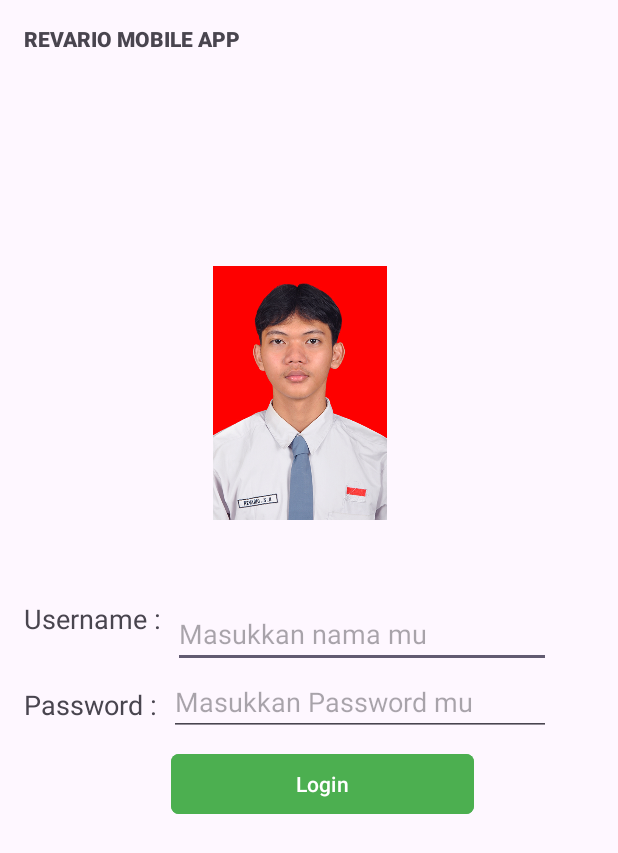
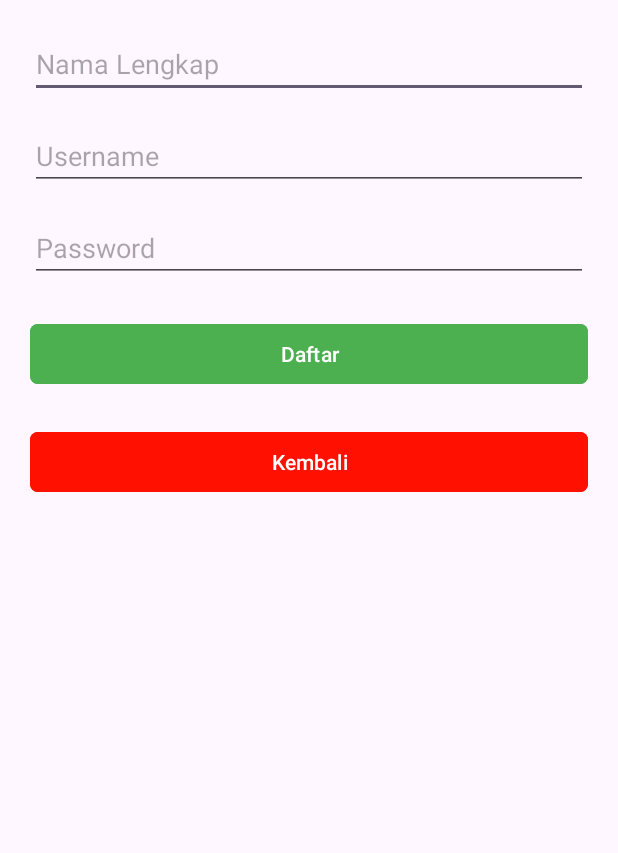
Before and after one commit to Revari027/RevarioApp, an Android app: the screen it shows after launch (LoginActivity before the commit, RegisterActivity after it), on a phone screen of 412 x 824 dp. Shown: the top 853 px of the screen. Run offline under Robolectric (Android 15) with nearby library versions, the phone set to English and light mode, and no system bars.

Commit message:
update project

```diff
--- a/app/src/main/AndroidManifest.xml
+++ b/app/src/main/AndroidManifest.xml
@@ -12,6 +12,9 @@
         android:supportsRtl="true"
         android:theme="@style/Theme.RevarioApp"
         tools:targetApi="31">
+        <activity
+            android:name=".RegisterActivity"
+            android:exported="false" />
         <activity
             android:name=".KalkulatorActivity"
             android:exported="false" />
--- /dev/null
+++ b/app/src/main/java/com/example/revarioapp/DatabaseHelper.kt
@@ -0,0 +1,58 @@
+package com.example.revarioapp
+
+import android.content.ContentValues
+import android.content.Context
+import android.database.Cursor
+import android.database.sqlite.SQLiteDatabase
+import android.database.sqlite.SQLiteOpenHelper
+
+class DatabaseHelper(context: Context) : SQLiteOpenHelper(context, "UserDB", null, 1) {
+
+    override fun onCreate(db: SQLiteDatabase) {
+        val createTable = "CREATE TABLE users (id INTEGER PRIMARY KEY AUTOINCREMENT, fullname TEXT, username TEXT UNIQUE, password TEXT)"
+        db.execSQL(createTable)
+    }
+
+    override fun onUpgrade(db: SQLiteDatabase, oldVersion: Int, newVersion: Int) {
+        db.execSQL("DROP TABLE IF EXISTS users")
+        onCreate(db)
+    }
+
+    fun isUserRegistered(): Boolean {
+        val db = this.readableDatabase
+        val query = "SELECT COUNT(*) FROM users"
+        val cursor = db.rawQuery(query, null)
+
+        var count = 0
+        if (cursor.moveToFirst()) {
+            count = cursor.getInt(0)
+        }
+        cursor.close()
+
+        return count > 0
+    }
+
+
+
+    fun insertUser(fullname: String, username: String, password: String): Boolean {
+        val db = this.writableDatabase
+        val values = ContentValues()
+        values.put("fullname", fullname)
+        values.put("username", username)
+        values.put("password", password)
+
+        val result = db.insert("users", null, values)
+        return result != -1L // Jika -1, berarti gagal
+    }
+
+
+    fun checkUser(username: String, password: String): Boolean {
+        val db = this.readableDatabase
+        val query = "SELECT * FROM users WHERE username = ? AND password = ?"
+        val cursor: Cursor = db.rawQuery(query, arrayOf(username, password))
+
+        val exists = cursor.count > 0
+        cursor.close()
+        return exists
+    }
+}
--- a/app/src/main/java/com/example/revarioapp/LoginActivity.kt
+++ b/app/src/main/java/com/example/revarioapp/LoginActivity.kt
@@ -5,25 +5,60 @@ import android.os.Bundle
 import android.widget.Button
 import android.widget.EditText
 import android.widget.Toast
+import androidx.appcompat.app.AlertDialog
 import androidx.appcompat.app.AppCompatActivity
 
 class LoginActivity : AppCompatActivity() {
+    lateinit var dbHelper: DatabaseHelper
+
     override fun onCreate(savedInstanceState: Bundle?) {
         super.onCreate(savedInstanceState)
-        setContentView(R.layout.activity_login) // Pastikan layout sesuai
+        setContentView(R.layout.activity_login)
 
-        val nama = findViewById<EditText>(R.id.editTextText)
-        val pass = findViewById<EditText>(R.id.editTextTextPassword)
-        val buttonClick = findViewById<Button>(R.id.button)
+        dbHelper = DatabaseHelper(this)
 
-        buttonClick.setOnClickListener {
-            if (nama.text.toString() == "user" && pass.text.toString() == "123") {
-                val intent = Intent(this, MainActivity::class.java)
-                Toast.makeText(this, "Login Success!", Toast.LENGTH_SHORT).show()
-                startActivity(intent)
+
+        if (!dbHelper.isUserRegistered()) {
+
+            startActivity(Intent(this, RegisterActivity::class.java))
+            finish()
+        }
+
+        val username = findViewById<EditText>(R.id.editTextText)
+        val password = findViewById<EditText>(R.id.editTextTextPassword)
+        val loginButton = findViewById<Button>(R.id.button)
+        val registerButton = findViewById<Button>(R.id.button2)
+
+        loginButton.setOnClickListener {
+            val user = username.text.toString()
+            val pass = password.text.toString()
+
+            if (user.isNotEmpty() && pass.isNotEmpty()) {
+                val isValid = dbHelper.checkUser(user, pass)
+                if (isValid) {
+                    Toast.makeText(this, "Login Berhasil!", Toast.LENGTH_SHORT).show()
+                    startActivity(Intent(this, MainActivity::class.java))
+                    finish()
+                } else {
+                    showErrorDialog("Login Gagal", "Username atau Password Salah!")
+                }
             } else {
-                Toast.makeText(this, "Login Failed!", Toast.LENGTH_SHORT).show()
+                showErrorDialog("Input Kosong", "Harap isi username dan password!")
             }
         }
+
+
+        registerButton.setOnClickListener {
+            startActivity(Intent(this, RegisterActivity::class.java))
+        }
+    }
+
+
+    private fun showErrorDialog(title: String, message: String) {
+        AlertDialog.Builder(this)
+            .setTitle(title)
+            .setMessage(message)
+            .setPositiveButton("OK", null)
+            .show()
     }
 }
--- a/app/src/main/java/com/example/revarioapp/MainActivity.kt
+++ b/app/src/main/java/com/example/revarioapp/MainActivity.kt
@@ -22,13 +22,13 @@ class MainActivity : AppCompatActivity() {
             insets
         }
 
-        // Menambahkan OnClickListener pada calculator_button1
+
         val calculatorButton1 = findViewById<LinearLayout>(R.id.calculator_button1)
         calculatorButton1.setOnClickListener {
-            // Aksi yang akan dilakukan saat tombol diklik
+
             Toast.makeText(this, "Calculator Button 1 clicked", Toast.LENGTH_SHORT).show()
 
-            // Membuat Intent untuk membuka KalkulatorActivity
+
             val intent = Intent(this, KalkulatorActivity::class.java)
             startActivity(intent)
         }
--- /dev/null
+++ b/app/src/main/java/com/example/revarioapp/RegisterActivity.kt
@@ -0,0 +1,53 @@
+package com.example.revarioapp
+
+import android.content.Intent
+import android.os.Bundle
+import android.widget.Button
+import android.widget.EditText
+import android.widget.Toast
+import androidx.appcompat.app.AlertDialog
+import androidx.appcompat.app.AppCompatActivity
+
+class RegisterActivity : AppCompatActivity() {
+    lateinit var dbHelper: DatabaseHelper
+
+    override fun onCreate(savedInstanceState: Bundle?) {
+        super.onCreate(savedInstanceState)
+        setContentView(R.layout.activity_register)
+
+        dbHelper = DatabaseHelper(this)
+
+        val fullName = findViewById<EditText>(R.id.editTextFullName)
+        val username = findViewById<EditText>(R.id.editTextUsername)
+        val password = findViewById<EditText>(R.id.editTextPassword)
+        val registerButton = findViewById<Button>(R.id.buttonRegister)
+
+        registerButton.setOnClickListener {
+            val name = fullName.text.toString()
+            val user = username.text.toString()
+            val pass = password.text.toString()
+
+            if (name.isNotEmpty() && user.isNotEmpty() && pass.isNotEmpty()) {
+                val insertSuccess = dbHelper.insertUser(name, user, pass)
+                if (insertSuccess) {
+                    Toast.makeText(this, "Registrasi Berhasil!", Toast.LENGTH_SHORT).show()
+                    startActivity(Intent(this, LoginActivity::class.java))
+                    finish()
+                } else {
+                    showErrorDialog("Registrasi Gagal", "Username sudah digunakan!")
+                }
+            } else {
+                showErrorDialog("Input Kosong", "Harap isi semua field!")
+            }
+        }
+    }
+
+
+    private fun showErrorDialog(title: String, message: String) {
+        AlertDialog.Builder(this)
+            .setTitle(title)
+            .setMessage(message)
+            .setPositiveButton("OK", null)
+            .show()
+    }
+}
--- a/app/src/main/res/layout/activity_login.xml
+++ b/app/src/main/res/layout/activity_login.xml
@@ -12,14 +12,14 @@
 
     <androidx.constraintlayout.widget.ConstraintLayout
         android:id="@+id/formContainer"
-        android:layout_width="351dp"
-        android:layout_height="154dp"
+        android:layout_width="383dp"
+        android:layout_height="207dp"
         app:layout_constraintBottom_toBottomOf="parent"
         app:layout_constraintEnd_toEndOf="parent"
         app:layout_constraintHorizontal_bias="0.0"
         app:layout_constraintStart_toStartOf="parent"
         app:layout_constraintTop_toBottomOf="@+id/imageView"
-        app:layout_constraintVertical_bias="0.174">
+        app:layout_constraintVertical_bias="0.172">
 
         <!-- Username Label -->
         <TextView
@@ -86,6 +86,15 @@
             app:layout_constraintStart_toStartOf="parent"
             app:layout_constraintTop_toBottomOf="@+id/editTextTextPassword" />
 
+        <Button
+            android:id="@+id/button2"
+            android:layout_width="203dp"
+            android:layout_height="45dp"
+            android:layout_marginTop="8dp"
+            android:text="Register"
+            app:layout_constraintStart_toStartOf="@+id/button"
+            app:layout_constraintTop_toBottomOf="@+id/button" />
+
     </androidx.constraintlayout.widget.ConstraintLayout>
 
     <ImageView
@@ -102,10 +111,12 @@
         android:id="@+id/textView8"
         android:layout_width="wrap_content"
         android:layout_height="wrap_content"
+        android:layout_marginStart="116dp"
+        android:layout_marginTop="108dp"
         android:fontFamily="sans-serif-black"
-        android:gravity="center"
+        android:gravity="center|center_horizontal|center_vertical"
         android:text="REVARIO MOBILE APP"
-        tools:layout_editor_absoluteX="111dp"
-        tools:layout_editor_absoluteY="112dp" />
+        app:layout_constraintStart_toStartOf="parent"
+        app:layout_constraintTop_toTopOf="parent" />
 
 </androidx.constraintlayout.widget.ConstraintLayout>
--- /dev/null
+++ b/app/src/main/res/layout/activity_register.xml
@@ -0,0 +1,72 @@
+<?xml version="1.0" encoding="utf-8"?>
+<androidx.constraintlayout.widget.ConstraintLayout
+    xmlns:android="http://schemas.android.com/apk/res/android"
+    xmlns:app="http://schemas.android.com/apk/res-auto"
+    xmlns:tools="http://schemas.android.com/tools"
+    android:layout_width="match_parent"
+    android:layout_height="match_parent"
+    tools:context=".RegisterActivity"
+    android:padding="20dp">
+
+    <!-- EditText untuk Nama Lengkap -->
+    <EditText
+        android:id="@+id/editTextFullName"
+        android:layout_width="0dp"
+        android:layout_height="wrap_content"
+        android:hint="Nama Lengkap"
+        android:inputType="textPersonName"
+        app:layout_constraintTop_toTopOf="parent"
+        app:layout_constraintStart_toStartOf="parent"
+        app:layout_constraintEnd_toEndOf="parent" />
+
+    <!-- EditText untuk Username -->
+    <EditText
+        android:id="@+id/editTextUsername"
+        android:layout_width="0dp"
+        android:layout_height="wrap_content"
+        android:hint="Username"
+        android:inputType="textPersonName"
+        app:layout_constraintTop_toBottomOf="@id/editTextFullName"
+        app:layout_constraintStart_toStartOf="parent"
+        app:layout_constraintEnd_toEndOf="parent"
+        android:layout_marginTop="16dp" />
+
+    <!-- EditText untuk Password -->
+    <EditText
+        android:id="@+id/editTextPassword"
+        android:layout_width="0dp"
+        android:layout_height="wrap_content"
+        android:hint="Password"
+        android:inputType="textPassword"
+        app:layout_constraintTop_toBottomOf="@id/editTextUsername"
+        app:layout_constraintStart_toStartOf="parent"
+        app:layout_constraintEnd_toEndOf="parent"
+        android:layout_marginTop="16dp" />
+
+    <!-- Tombol Register -->
+    <Button
+        android:id="@+id/buttonRegister"
+        android:layout_width="0dp"
+        android:layout_height="wrap_content"
+        android:layout_marginTop="24dp"
+        android:backgroundTint="#4CAF50"
+        android:text="Daftar"
+        app:cornerRadius="5dp"
+        app:layout_constraintEnd_toEndOf="parent"
+        app:layout_constraintStart_toStartOf="parent"
+        app:layout_constraintTop_toBottomOf="@id/editTextPassword" />
+
+    <Button
+        android:id="@+id/buttonRegister2"
+        android:layout_width="0dp"
+        android:layout_height="wrap_content"
+        android:layout_marginTop="24dp"
+        android:backgroundTint="#FF1000"
+        android:text="Kembali"
+        app:cornerRadius="5dp"
+        app:layout_constraintEnd_toEndOf="parent"
+        app:layout_constraintHorizontal_bias="0.0"
+        app:layout_constraintStart_toStartOf="parent"
+        app:layout_constraintTop_toBottomOf="@+id/buttonRegister" />
+
+</androidx.constraintlayout.widget.ConstraintLayout>
```
Also changed, not shown: app/src/main/java/com/example/revarioapp/KalkulatorActivity.kt (+25 -36 lines).
